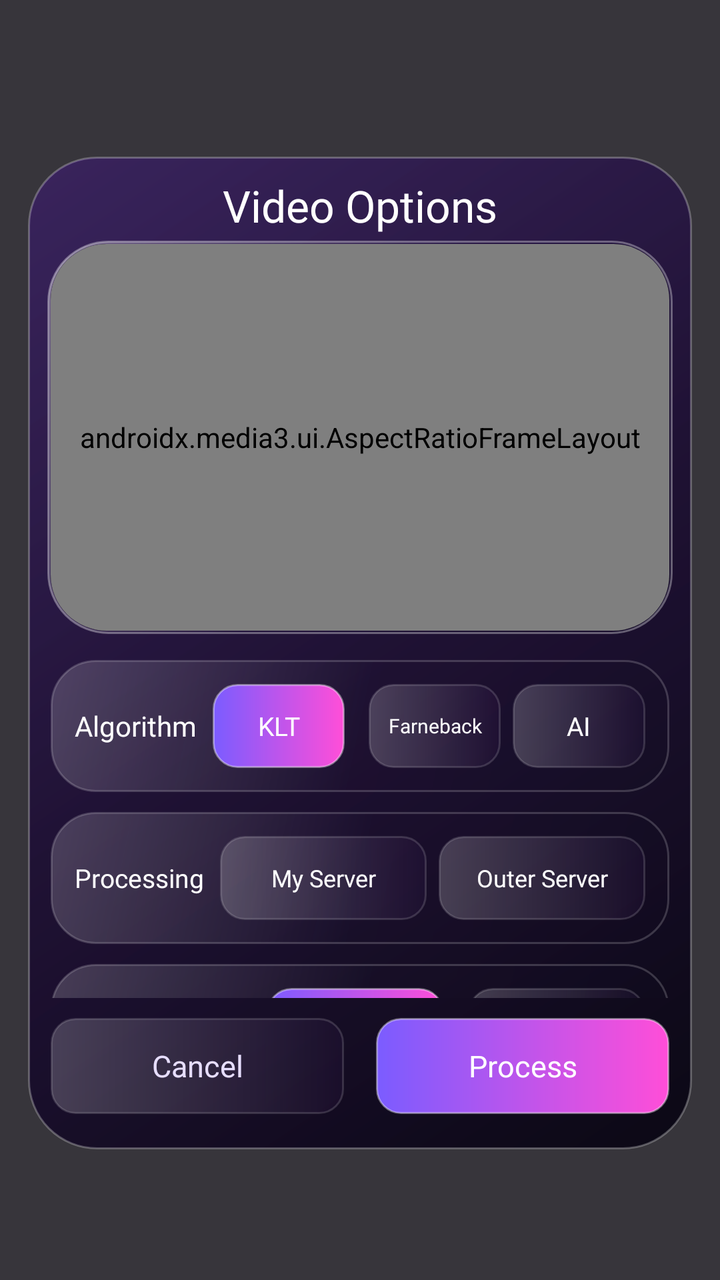
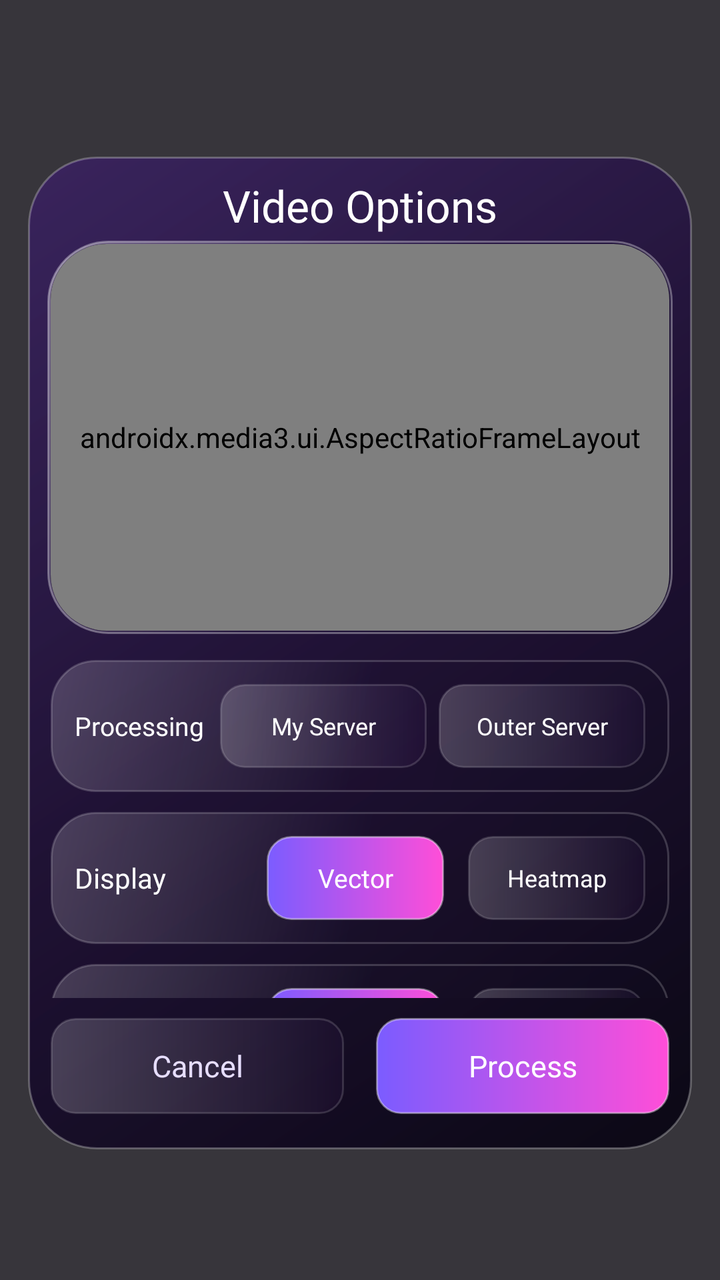

Compare the two renders of this Android layout. The source of the first and the diff that turns it into the second are given below.
<!-- AndroidManifest.xml: application theme Theme.BaseProject -->
<!-- res/layout/dialog_video_process_options.xml -->
<?xml version="1.0" encoding="utf-8"?>
<androidx.constraintlayout.widget.ConstraintLayout xmlns:android="http://schemas.android.com/apk/res/android"
    xmlns:app="http://schemas.android.com/apk/res-auto"
    android:layout_width="match_parent"
    android:layout_height="match_parent"
    android:animateLayoutChanges="true"
    android:background="#CC05030A">

    <View
        android:id="@+id/bgParent"
        android:layout_width="0dp"
        android:layout_height="0dp"
        android:layout_marginHorizontal="14dp"
        android:layout_marginTop="-10dp"
        android:layout_marginBottom="-18dp"
        android:background="@drawable/bg_modal_glass"
        app:layout_constraintBottom_toBottomOf="@id/buttonPanel"
        app:layout_constraintEnd_toEndOf="parent"
        app:layout_constraintStart_toStartOf="parent"
        app:layout_constraintTop_toTopOf="@id/tvTitle" />

    <TextView
        android:id="@+id/tvTitle"
        android:layout_width="0dp"
        android:layout_height="wrap_content"
        android:layout_marginHorizontal="32dp"
        android:layout_marginTop="30dp"
        android:ellipsize="end"
        android:fontFamily="@font/inter_black"
        android:gravity="center"
        android:maxLines="1"
        android:text="Video Options"
        android:textColor="@color/white"
        android:textSize="22sp"
        app:layout_constraintBottom_toBottomOf="parent"
        app:layout_constraintVertical_bias="0.1"
        app:layout_constraintEnd_toEndOf="parent"
        app:layout_constraintStart_toStartOf="parent"
        app:layout_constraintTop_toTopOf="parent" />


    <androidx.constraintlayout.utils.widget.ImageFilterView
        android:id="@+id/previewGlass"
        android:layout_width="0dp"
        android:layout_height="0dp"
        android:layout_marginStart="-2dp"
        android:layout_marginTop="-2dp"
        android:layout_marginEnd="-2dp"
        android:layout_marginBottom="-2dp"
        android:src="@drawable/bg_camera_glass_frame"
        app:layout_constraintBottom_toBottomOf="@id/videoPreviewCard"
        app:layout_constraintEnd_toEndOf="@id/videoPreviewCard"
        app:layout_constraintStart_toStartOf="@id/videoPreviewCard"
        app:layout_constraintTop_toTopOf="@id/videoPreviewCard"
        app:round="20dp" />

    <androidx.cardview.widget.CardView
        android:id="@+id/videoPreviewCard"
        android:layout_width="0dp"
        android:layout_height="0dp"
        android:layout_marginVertical="6dp"
        app:cardBackgroundColor="@android:color/black"
        app:cardCornerRadius="28dp"
        app:cardElevation="0dp"
        app:cardUseCompatPadding="false"
        app:layout_constraintBottom_toTopOf="@id/optionsScroll"
        app:layout_constraintDimensionRatio="16:10"
        app:layout_constraintEnd_toEndOf="parent"
        app:layout_constraintStart_toStartOf="parent"
        app:layout_constraintTop_toBottomOf="@id/tvTitle"
        app:layout_constraintWidth_percent="0.86">

        <FrameLayout
            android:layout_width="match_parent"
            android:layout_height="match_parent">

            <androidx.media3.ui.AspectRatioFrameLayout
                android:id="@+id/previewAspectFrame"
                android:layout_width="match_parent"
                android:layout_height="match_parent"
                app:resize_mode="fill">

                <TextureView
                    android:id="@+id/videoPreview"
                    android:layout_width="match_parent"
                    android:layout_height="match_parent" />

                <com.example.gnssandopticalflowapp.view.RoiOverlayView
                    android:id="@+id/roiOverlay"
                    android:layout_width="match_parent"
                    android:layout_height="match_parent"
                    android:visibility="gone" />

                <LinearLayout
                    android:id="@+id/previewControls"
                    android:layout_width="match_parent"
                    android:layout_height="58dp"
                    android:layout_gravity="bottom"
                    android:background="#99000000"
                    android:gravity="center_vertical"
                    android:orientation="horizontal"
                    android:paddingHorizontal="12dp"
                    android:visibility="gone">

                    <TextView
                        android:id="@+id/btnPreviewPlayPause"
                        android:layout_width="70dp"
                        android:layout_height="38dp"
                        android:background="@drawable/bg_glass_chip"
                        android:fontFamily="@font/inter_black"
                        android:gravity="center"
                        android:maxLines="1"
                        android:text="Play"
                        android:textColor="@color/white"
                        android:textSize="13sp" />

                    <SeekBar
                        android:id="@+id/previewSeekBar"
                        android:layout_width="0dp"
                        android:layout_height="36dp"
                        android:layout_marginStart="10dp"
                        android:layout_weight="1"
                        android:max="1000"
                        android:maxHeight="6dp"
                        android:minHeight="6dp"
                        android:progressDrawable="@drawable/seekbar_glass_purple"
                        android:thumb="@drawable/ripple_glow_purple_thumb" />

                </LinearLayout>

            </androidx.media3.ui.AspectRatioFrameLayout>

        </FrameLayout>

    </androidx.cardview.widget.CardView>

    <androidx.core.widget.NestedScrollView
        android:id="@+id/optionsScroll"
        android:layout_width="0dp"
        android:layout_height="0dp"
        android:layout_marginVertical="10dp"
        android:clipToPadding="false"
        android:fillViewport="false"
        android:overScrollMode="never"
        android:scrollbars="none"
        app:layout_constraintHeight_percent="0.28"
        app:layout_constraintBottom_toTopOf="@id/buttonPanel"
        app:layout_constraintEnd_toEndOf="parent"
        app:layout_constraintStart_toStartOf="parent"
        app:layout_constraintWidth_percent="0.86">

        <LinearLayout
            android:id="@+id/optionsPanel"
            android:layout_width="match_parent"
            android:layout_height="wrap_content"
            android:orientation="vertical">

            <LinearLayout
                android:id="@+id/algorithmCard"
                android:layout_width="match_parent"
                android:layout_height="66dp"
                android:layout_marginTop="10dp"
                android:background="@drawable/bg_glass_card"
                android:gravity="center_vertical"
                android:orientation="horizontal"
                android:paddingHorizontal="12dp">

                <TextView
                    android:id="@+id/tvAlgorithmLabel"
                    android:layout_width="wrap_content"
                    android:layout_height="wrap_content"
                    android:ellipsize="end"
                    android:fontFamily="@font/inter_black"
                    android:maxLines="1"
                    android:text="Algorithm"
                    android:textColor="@color/white"
                    android:textSize="14sp" />

                <TextView
                    android:id="@+id/btnAlgorithmKlt"
                    android:layout_width="0dp"
                    android:layout_height="42dp"
                    android:layout_marginStart="8dp"
                    android:layout_marginEnd="6dp"
                    android:layout_weight="1"
                    android:background="@drawable/bg_gradient_update_button_12"
                    android:fontFamily="@font/inter_black"
                    android:gravity="center"
                    android:maxLines="1"
                    android:text="KLT"
                    android:textColor="@color/white"
                    android:textSize="13sp" />

                <TextView
                    android:id="@+id/btnAlgorithmFarneback"
                    android:layout_width="0dp"
                    android:layout_height="42dp"
                    android:layout_marginStart="6dp"
                    android:layout_weight="1"
                    android:background="@drawable/bg_glass_chip"
                    android:fontFamily="@font/inter_black"
                    android:gravity="center"
                    android:maxLines="1"
                    android:text="Farneback"
                    android:textColor="@color/white"
                    android:textSize="10sp" />

                <TextView
                    android:id="@+id/btnAlgorithmAi"
                    android:layout_width="0dp"
                    android:layout_height="42dp"
                    android:layout_marginStart="6dp"
                    android:layout_weight="1"
                    android:background="@drawable/bg_glass_chip"
                    android:fontFamily="@font/inter_black"
                    android:gravity="center"
                    android:maxLines="1"
                    android:text="AI"
                    android:textColor="@color/white"
                    android:textSize="13sp" />

            </LinearLayout>

            <LinearLayout
                android:id="@+id/processingModeCard"
                android:layout_width="match_parent"
                android:layout_height="66dp"
                android:layout_marginTop="10dp"
                android:background="@drawable/bg_glass_card"
                android:gravity="center_vertical"
                android:orientation="horizontal"
                android:paddingHorizontal="12dp">

                <TextView
                    android:id="@+id/tvProcessingModeLabel"
                    android:layout_width="wrap_content"
                    android:layout_height="wrap_content"
                    android:ellipsize="end"
                    android:fontFamily="@font/inter_black"
                    android:maxLines="1"
                    android:text="Processing"
                    android:textColor="@color/white"
                    android:textSize="13sp" />
















                <TextView
                    android:id="@+id/btnProcessingMyServer"
                    android:layout_width="0dp"
                    android:layout_height="42dp"
                    android:layout_weight="1"
                    android:layout_marginStart="8dp"
                    android:layout_marginEnd="6dp"
                    android:background="@drawable/bg_glass_chip"
                    android:fontFamily="@font/inter_black"
                    android:gravity="center"
                    android:maxLines="1"
                    android:text="My Server"
                    android:textColor="@color/white"
                    android:textSize="12sp" />

                <TextView
                    android:id="@+id/btnProcessingOuterServer"
                    android:layout_width="0dp"
                    android:layout_height="42dp"
                    android:layout_weight="1"
                    android:background="@drawable/bg_glass_chip"
                    android:fontFamily="@font/inter_black"
                    android:gravity="center"
                    android:maxLines="1"
                    android:text="Outer Server"
                    android:textColor="@color/white"
                    android:textSize="12sp" />

            </LinearLayout>


            <LinearLayout
                android:id="@+id/farnebackViewCard"
                android:layout_width="match_parent"
                android:layout_height="66dp"
                android:layout_marginTop="10dp"
                android:background="@drawable/bg_glass_card"
                android:gravity="center_vertical"
                android:orientation="horizontal"
                android:paddingHorizontal="12dp">

                <TextView
                    android:id="@+id/tvFarnebackViewLabel"
                    android:layout_width="88dp"
                    android:layout_height="wrap_content"
                    android:ellipsize="end"
                    android:fontFamily="@font/inter_black"
                    android:maxLines="1"
                    android:text="Display"
                    android:textColor="@color/white"
                    android:textSize="14sp" />

                <TextView
                    android:id="@+id/btnFarnebackVectors"
                    android:layout_width="0dp"
                    android:layout_height="42dp"
                    android:layout_marginStart="8dp"
                    android:layout_marginEnd="6dp"
                    android:layout_weight="1"
                    android:background="@drawable/bg_gradient_update_button_12"
                    android:fontFamily="@font/inter_black"
                    android:gravity="center"
                    android:maxLines="1"
                    android:text="Vector"
                    android:textColor="@color/white"
                    android:textSize="13sp" />

                <TextView
                    android:id="@+id/btnFarnebackHeatmap"
                    android:layout_width="0dp"
                    android:layout_height="42dp"
                    android:layout_marginStart="6dp"
                    android:layout_weight="1"
                    android:background="@drawable/bg_glass_chip"
                    android:fontFamily="@font/inter_black"
                    android:gravity="center"
                    android:maxLines="1"
                    android:text="Heatmap"
                    android:textColor="@color/white"
                    android:textSize="12sp" />

            </LinearLayout>

            <LinearLayout
                android:id="@+id/motionCard"
                android:layout_width="match_parent"
                android:layout_height="66dp"
                android:layout_marginTop="10dp"
                android:background="@drawable/bg_glass_card"
                android:gravity="center_vertical"
                android:orientation="horizontal"
                android:paddingHorizontal="12dp">

                <TextView
                    android:id="@+id/tvMotionLabel"
                    android:layout_width="88dp"
                    android:layout_height="wrap_content"
                    android:fontFamily="@font/inter_black"
                    android:text="Motion"
                    android:textColor="@color/white"
                    android:textSize="14sp" />

                <TextView
                    android:id="@+id/btnMotionStill"
                    android:layout_width="0dp"
                    android:layout_height="42dp"
                    android:layout_marginStart="8dp"
                    android:layout_marginEnd="6dp"
                    android:layout_weight="1"
                    android:background="@drawable/bg_gradient_update_button_12"
                    android:fontFamily="@font/inter_black"
                    android:gravity="center"
                    android:maxLines="1"
                    android:text="Still"
                    android:textColor="@color/white"
                    android:textSize="12sp" />

                <TextView
                    android:id="@+id/btnMotionMoving"
                    android:layout_width="0dp"
                    android:layout_height="42dp"
                    android:layout_marginStart="6dp"
                    android:layout_weight="1"
                    android:background="@drawable/bg_glass_chip"
                    android:fontFamily="@font/inter_black"
                    android:gravity="center"
                    android:maxLines="1"
                    android:text="Move"
                    android:textColor="@color/white"
                    android:textSize="12sp" />

            </LinearLayout>

            <LinearLayout
                android:id="@+id/roiCard"
                android:layout_width="match_parent"
                android:layout_height="66dp"
                android:layout_marginTop="10dp"
                android:background="@drawable/bg_glass_card"
                android:gravity="center_vertical"
                android:orientation="horizontal"
                android:paddingHorizontal="12dp">

                <TextView
                    android:id="@+id/tvRoiLabel"
                    android:layout_width="88dp"
                    android:layout_height="wrap_content"
                    android:fontFamily="@font/inter_black"
                    android:text="ROI"
                    android:textColor="@color/white"
                    android:textSize="14sp" />

                <TextView
                    android:id="@+id/btnRoiSelect"
                    android:layout_width="0dp"
                    android:layout_height="42dp"
                    android:layout_marginStart="8dp"
                    android:layout_marginEnd="6dp"
                    android:layout_weight="1"
                    android:background="@drawable/bg_glass_chip"
                    android:fontFamily="@font/inter_black"
                    android:gravity="center"
                    android:maxLines="1"
                    android:text="Select"
                    android:textColor="@color/white"
                    android:textSize="13sp" />

                <TextView
                    android:id="@+id/btnRoiFull"
                    android:layout_width="0dp"
                    android:layout_height="42dp"
                    android:layout_marginStart="6dp"
                    android:layout_weight="1"
                    android:background="@drawable/bg_gradient_update_button_12"
                    android:fontFamily="@font/inter_black"
                    android:gravity="center"
                    android:maxLines="1"
                    android:text="Full"
                    android:textColor="@color/white"
                    android:textSize="13sp" />

            </LinearLayout>

            <LinearLayout
                android:id="@+id/sensitivityCard"
                android:layout_width="match_parent"
                android:layout_height="86dp"
                android:layout_marginTop="10dp"
                android:background="@drawable/bg_glass_card"
                android:gravity="center_vertical"
                android:orientation="vertical"
                android:paddingHorizontal="14dp">

                <TextView
                    android:id="@+id/tvSensitivity"
                    android:layout_width="match_parent"
                    android:layout_height="wrap_content"
                    android:fontFamily="@font/inter_extra_bold"
                    android:text="Sensitivity: 50"
                    android:textColor="@color/white"
                    android:textSize="13sp" />

                <SeekBar
                    android:id="@+id/sensitivityBar"
                    android:layout_width="match_parent"
                    android:layout_height="34dp"
                    android:layout_marginTop="4dp"
                    android:max="100"
                    android:maxHeight="7dp"
                    android:minHeight="7dp"
                    android:progress="50"
                    android:progressDrawable="@drawable/seekbar_glass_purple"
                    android:thumb="@drawable/ripple_glow_purple_thumb" />

            </LinearLayout>

        </LinearLayout>

    </androidx.core.widget.NestedScrollView>

    <LinearLayout
        android:id="@+id/buttonPanel"
        android:layout_width="0dp"
        android:layout_height="48dp"
      app:layout_constraintVertical_bias="0.86"
        android:orientation="horizontal"
        app:layout_constraintBottom_toBottomOf="parent"
        app:layout_constraintEnd_toEndOf="@id/optionsScroll"
        app:layout_constraintTop_toTopOf="parent"
        app:layout_constraintStart_toStartOf="@id/optionsScroll">

        <TextView
            android:id="@+id/tvCancel"
            android:layout_width="0dp"
            android:layout_height="match_parent"
            android:layout_marginEnd="8dp"
            android:layout_weight="1"
            android:background="@drawable/bg_glass_chip"
            android:clickable="true"
            android:focusable="true"
            android:fontFamily="@font/inter_black"
            android:gravity="center"
            android:text="Cancel"
            android:textColor="#E7DEFF"
            android:textSize="15sp" />

        <TextView
            android:id="@+id/tvApply"
            android:layout_width="0dp"
            android:layout_height="match_parent"
            android:layout_marginStart="8dp"
            android:layout_weight="1"
            android:background="@drawable/bg_gradient_update_button_12"
            android:clickable="true"
            android:ellipsize="end"
            android:focusable="true"
            android:fontFamily="@font/inter_black"
            android:gravity="center"
            android:maxLines="1"
            android:paddingHorizontal="10dp"
            android:text="Process"
            android:textColor="@color/white"
            android:textSize="15sp" />

    </LinearLayout>

</androidx.constraintlayout.widget.ConstraintLayout>
<!-- resources referenced by this layout -->
<resources>
  <color name="white">#FFFFFFFF</color>
  <!-- drawable bg_camera_glass_frame (drawable) -->
  <?xml version="1.0" encoding="utf-8"?>
  <shape xmlns:android="http://schemas.android.com/apk/res/android">
      <gradient
          android:angle="315"
          android:centerColor="#33251348"
          android:endColor="#66120928"
          android:startColor="#55FFFFFF" />
      <corners android:radius="30dp" />
      <stroke
          android:width="1dp"
          android:color="#55FFFFFF" />
  </shape>
  <!-- drawable bg_glass_card (drawable) -->
  <?xml version="1.0" encoding="utf-8"?>
  <shape xmlns:android="http://schemas.android.com/apk/res/android">
      <gradient
          android:angle="315"
          android:centerColor="#221C1230"
          android:endColor="#33100820"
          android:startColor="#30FFFFFF" />
      <corners android:radius="22dp" />
      <stroke
          android:width="1dp"
          android:color="#2EFFFFFF" />
  </shape>
  <!-- drawable bg_glass_chip (drawable) -->
  <?xml version="1.0" encoding="utf-8"?>
  <shape xmlns:android="http://schemas.android.com/apk/res/android">
      <gradient
          android:angle="0"
          android:endColor="#223A185B"
          android:startColor="#33FFFFFF" />
      <corners android:radius="12dp" />
      <stroke
          android:width="1dp"
          android:color="#26FFFFFF" />
  </shape>
  <!-- drawable bg_gradient_update_button_12 (drawable) -->
  <?xml version="1.0" encoding="utf-8"?>
  <ripple xmlns:android="http://schemas.android.com/apk/res/android"
      android:color="#55FFFFFF">
      <item>
          <shape android:shape="rectangle">
              <gradient
                  android:angle="0"
                  android:endColor="#FF4ED8"
                  android:startColor="#7B5CFF" />
              <corners android:radius="12dp" />
              <stroke
                  android:width="1dp"
                  android:color="#66FFFFFF" />
          </shape>
      </item>
  </ripple>
  <!-- drawable bg_modal_glass (drawable) -->
  <?xml version="1.0" encoding="utf-8"?>
  <shape xmlns:android="http://schemas.android.com/apk/res/android">
      <gradient
          android:angle="315"
          android:centerColor="#E51C0D33"
          android:endColor="#F1080512"
          android:startColor="#C93A1F66" />
      <corners android:radius="34dp" />
      <stroke
          android:width="1dp"
          android:color="#44FFFFFF" />
  </shape>
  <!-- drawable ripple_glow_purple_thumb (drawable) -->
  <?xml version="1.0" encoding="utf-8"?>
  <ripple xmlns:android="http://schemas.android.com/apk/res/android"
      android:color="#44FF4ED8">
      <item>
          <shape android:shape="oval">
              <size
                  android:width="22dp"
                  android:height="22dp" />
              <gradient
                  android:angle="315"
                  android:endColor="#FF4ED8"
                  android:startColor="#8A5CFF" />
              <stroke
                  android:width="2dp"
                  android:color="#E6FFFFFF" />
          </shape>
      </item>
  </ripple>
  <style name="Theme.BaseProject" parent="Base.Theme.BaseProject" />
  <style name="Base.Theme.BaseProject" parent="Theme.MaterialComponents.Light.NoActionBar">
          
          <item name="colorPrimary">@color/purple_500</item>
          <item name="colorPrimaryVariant">@color/purple_700</item>
          <item name="colorOnPrimary">@color/white</item>
          
          <item name="colorSecondary">@color/teal_200</item>
          <item name="colorSecondaryVariant">@color/teal_700</item>
          <item name="colorOnSecondary">@color/black</item>
          
          <item name="android:statusBarColor">?attr/colorPrimaryVariant</item>
          
          
          <item name="android:colorControlHighlight">@color/ripple_color_main</item>
      </style>
  <color name="purple_500">#FF6200EE</color>
  <color name="purple_700">#FF3700B3</color>
  <color name="teal_200">#FF03DAC5</color>
  <color name="teal_700">#FF018786</color>
  <color name="black">#FF000000</color>
  <color name="ripple_color_main">#2DE14EFE</color>
  <!-- unchanged entries left out for length: 1 -->
</resources>

<!-- the commit's change to res/layout/dialog_video_process_options.xml (unified diff, before → after) -->
@@ -154,72 +154,6 @@
             android:layout_width="match_parent"
             android:layout_height="wrap_content"
             android:orientation="vertical">
-
-            <LinearLayout
-                android:id="@+id/algorithmCard"
-                android:layout_width="match_parent"
-                android:layout_height="66dp"
-                android:layout_marginTop="10dp"
-                android:background="@drawable/bg_glass_card"
-                android:gravity="center_vertical"
-                android:orientation="horizontal"
-                android:paddingHorizontal="12dp">
-
-                <TextView
-                    android:id="@+id/tvAlgorithmLabel"
-                    android:layout_width="wrap_content"
-                    android:layout_height="wrap_content"
-                    android:ellipsize="end"
-                    android:fontFamily="@font/inter_black"
-                    android:maxLines="1"
-                    android:text="Algorithm"
-                    android:textColor="@color/white"
-                    android:textSize="14sp" />
-
-                <TextView
-                    android:id="@+id/btnAlgorithmKlt"
-                    android:layout_width="0dp"
-                    android:layout_height="42dp"
-                    android:layout_marginStart="8dp"
-                    android:layout_marginEnd="6dp"
-                    android:layout_weight="1"
-                    android:background="@drawable/bg_gradient_update_button_12"
-                    android:fontFamily="@font/inter_black"
-                    android:gravity="center"
-                    android:maxLines="1"
-                    android:text="KLT"
-                    android:textColor="@color/white"
-                    android:textSize="13sp" />
-
-                <TextView
-                    android:id="@+id/btnAlgorithmFarneback"
-                    android:layout_width="0dp"
-                    android:layout_height="42dp"
-                    android:layout_marginStart="6dp"
-                    android:layout_weight="1"
-                    android:background="@drawable/bg_glass_chip"
-                    android:fontFamily="@font/inter_black"
-                    android:gravity="center"
-                    android:maxLines="1"
-                    android:text="Farneback"
-                    android:textColor="@color/white"
-                    android:textSize="10sp" />
-
-                <TextView
-                    android:id="@+id/btnAlgorithmAi"
-                    android:layout_width="0dp"
-                    android:layout_height="42dp"
-                    android:layout_marginStart="6dp"
-                    android:layout_weight="1"
-                    android:background="@drawable/bg_glass_chip"
-                    android:fontFamily="@font/inter_black"
-                    android:gravity="center"
-                    android:maxLines="1"
-                    android:text="AI"
-                    android:textColor="@color/white"
-                    android:textSize="13sp" />
-
-            </LinearLayout>
 
             <LinearLayout
                 android:id="@+id/processingModeCard"
